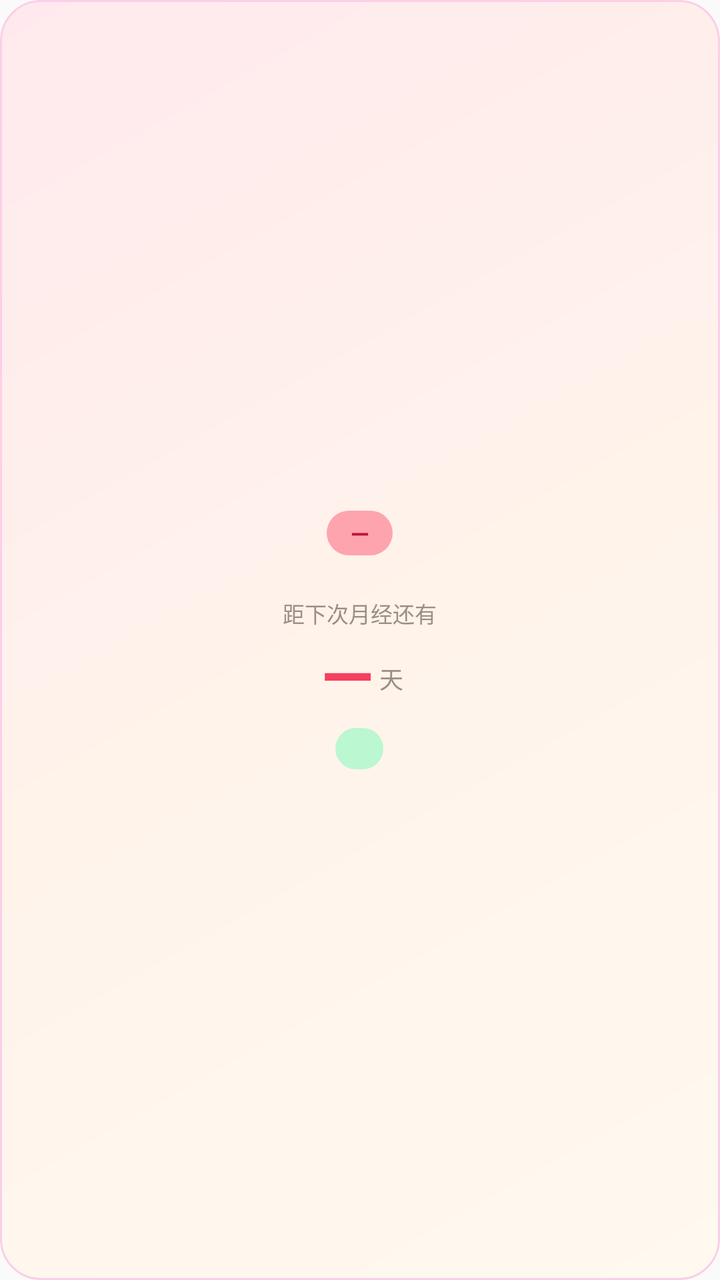
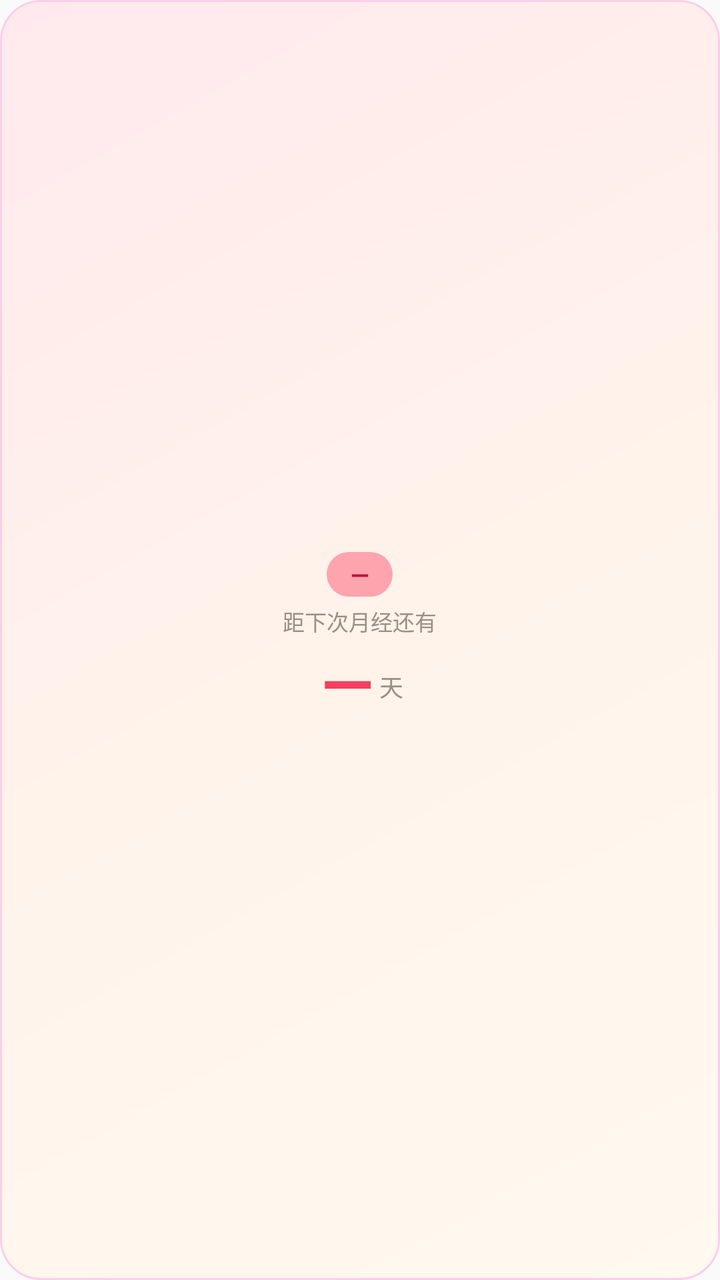

Compare the two renders of this Android layout. The source of the first and the diff that turns it into the second are given below.
<!-- AndroidManifest.xml: application theme android:Theme.Material.Light.NoActionBar -->
<!-- res/layout/widget_menstrual.xml -->
<?xml version="1.0" encoding="utf-8"?>
<FrameLayout xmlns:android="http://schemas.android.com/apk/res/android"
    android:id="@+id/widget_root"
    android:layout_width="match_parent"
    android:layout_height="match_parent"
    android:background="@drawable/widget_bg">

    
    <ImageView
        android:id="@+id/iv_ring"
        android:layout_width="match_parent"
        android:layout_height="match_parent"
        android:scaleType="fitCenter" />

    <LinearLayout
        android:layout_width="wrap_content"
        android:layout_height="wrap_content"
        android:layout_gravity="center"
        android:orientation="vertical"
        android:gravity="center_horizontal">

        
        <TextView
            android:id="@+id/tv_date"
            android:layout_width="wrap_content"
            android:layout_height="wrap_content"
            android:paddingLeft="12dp"
            android:paddingRight="12dp"
            android:paddingTop="3dp"
            android:paddingBottom="3dp"
            android:text="—"
            android:textSize="12sp"
            android:textStyle="bold"
            android:textColor="@color/w_menstrual_dark"
            android:background="@drawable/pill_menstrual" />

        
        <TextView
            android:id="@+id/tv_phase"
            android:layout_width="wrap_content"
            android:layout_height="wrap_content"
            android:layout_marginTop="3dp"
            android:text=""
            android:textSize="10sp"
            android:textColor="@color/w_text_soft" />

        
        <TextView
            android:id="@+id/tv_pre"
            android:layout_width="wrap_content"
            android:layout_height="wrap_content"
            android:layout_marginTop="4dp"
            android:text="距下次月经还有"
            android:textSize="11sp"
            android:textColor="@color/w_text_soft" />

        <LinearLayout
            android:layout_width="wrap_content"
            android:layout_height="wrap_content"
            android:orientation="horizontal"
            android:gravity="bottom">

            <TextView
                android:id="@+id/tv_days"
                android:layout_width="wrap_content"
                android:layout_height="wrap_content"
                android:text="—"
                android:textSize="34sp"
                android:textStyle="bold"
                android:textColor="@color/w_menstrual"
                android:layout_marginLeft="3dp"
                android:layout_marginRight="3dp" />

            <TextView
                android:id="@+id/tv_unit"
                android:layout_width="wrap_content"
                android:layout_height="wrap_content"
                android:text="天"
                android:textSize="12sp"
                android:textColor="@color/w_text_soft"
                android:layout_marginBottom="6dp" />
        </LinearLayout>

        <TextView
            android:id="@+id/tv_status"
            android:layout_width="wrap_content"
            android:layout_height="wrap_content"
            android:layout_marginTop="4dp"
            android:paddingLeft="12dp"
            android:paddingRight="12dp"
            android:paddingTop="3dp"
            android:paddingBottom="3dp"
            android:text=""
            android:textSize="11sp"
            android:textStyle="bold"
            android:textColor="#FFFFFF"
            android:background="@drawable/pill_green" />
    </LinearLayout>
</FrameLayout>
<!-- resources referenced by this layout -->
<resources>
  <color name="w_menstrual">#F43F5E</color>
  <color name="w_menstrual_dark">#BE123C</color>
  <color name="w_text_soft">#9A8F86</color>
  <!-- drawable pill_green (drawable) -->
  <?xml version="1.0" encoding="utf-8"?>
  <shape xmlns:android="http://schemas.android.com/apk/res/android" android:shape="rectangle">
      <solid android:color="#BBF7D0" />
      <corners android:radius="999dp" />
  </shape>
  <!-- drawable pill_menstrual (drawable) -->
  <?xml version="1.0" encoding="utf-8"?>
  <shape xmlns:android="http://schemas.android.com/apk/res/android" android:shape="rectangle">
      <solid android:color="#FDA4AF" />
      <corners android:radius="999dp" />
  </shape>
  <!-- drawable widget_bg (drawable) -->
  <?xml version="1.0" encoding="utf-8"?>
  <shape xmlns:android="http://schemas.android.com/apk/res/android">
      <gradient
          android:startColor="#FFE9EE"
          android:centerColor="#FFF3EA"
          android:endColor="#FFF9F0"
          android:angle="315" />
      <corners android:radius="20dp" />
      <stroke
          android:width="1dp"
          android:color="#FBCFE8" />
  </shape>
</resources>

<!-- the commit's change to res/layout/widget_menstrual.xml (unified diff, before → after) -->
@@ -42,6 +42,7 @@
             android:layout_marginTop="3dp"
             android:text=""
             android:textSize="10sp"
+            android:visibility="gone"
             android:textColor="@color/w_text_soft" />
 
         
@@ -81,6 +82,7 @@
                 android:layout_marginBottom="6dp" />
         </LinearLayout>
 
+        
         <TextView
             android:id="@+id/tv_status"
             android:layout_width="wrap_content"
@@ -93,7 +95,8 @@
             android:text=""
             android:textSize="11sp"
             android:textStyle="bold"
+            android:visibility="gone"
             android:textColor="#FFFFFF"
-            android:background="@drawable/pill_green" />
+            android:background="@drawable/pill_red" />
     </LinearLayout>
 </FrameLayout>
<!-- resource entries referenced after the edit -->
@@ -3,16 +3,16 @@
   <color name="w_menstrual">#F43F5E</color>
   <color name="w_menstrual_dark">#BE123C</color>
   <color name="w_text_soft">#9A8F86</color>
-  <!-- drawable pill_green (drawable) -->
-  <?xml version="1.0" encoding="utf-8"?>
-  <shape xmlns:android="http://schemas.android.com/apk/res/android" android:shape="rectangle">
-      <solid android:color="#BBF7D0" />
-      <corners android:radius="999dp" />
-  </shape>
   <!-- drawable pill_menstrual (drawable) -->
   <?xml version="1.0" encoding="utf-8"?>
   <shape xmlns:android="http://schemas.android.com/apk/res/android" android:shape="rectangle">
       <solid android:color="#FDA4AF" />
+      <corners android:radius="999dp" />
+  </shape>
+  <!-- drawable pill_red (drawable) -->
+  <?xml version="1.0" encoding="utf-8"?>
+  <shape xmlns:android="http://schemas.android.com/apk/res/android" android:shape="rectangle">
+      <solid android:color="#F43F5E" />
       <corners android:radius="999dp" />
   </shape>
   <!-- drawable widget_bg (drawable) -->
